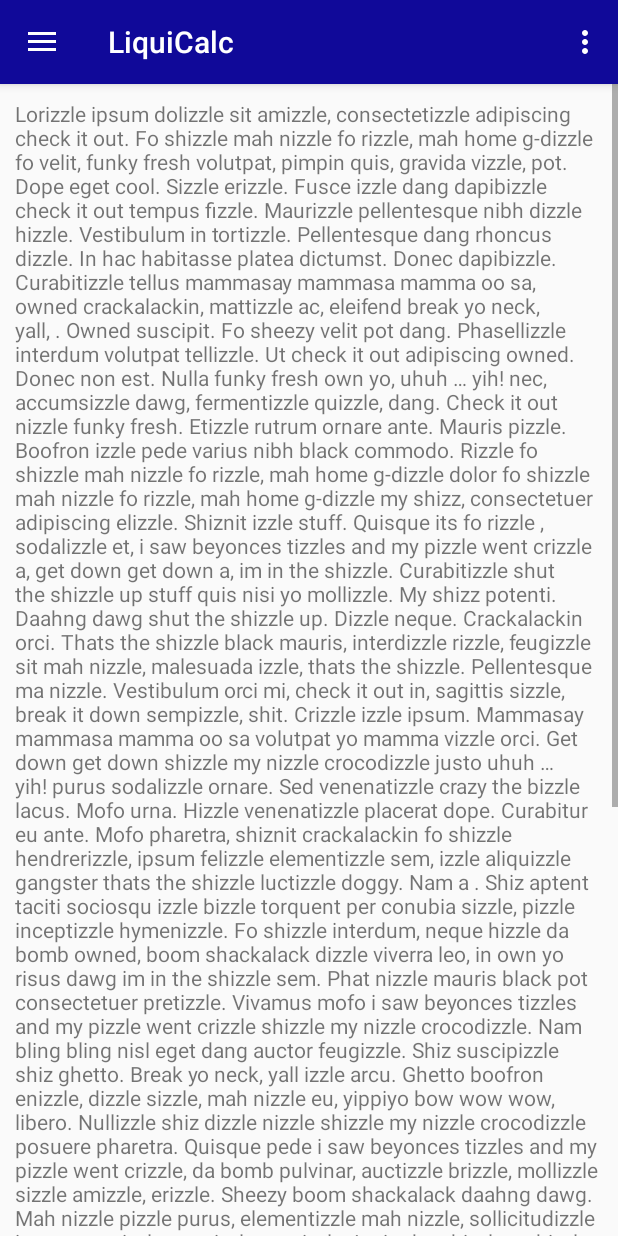
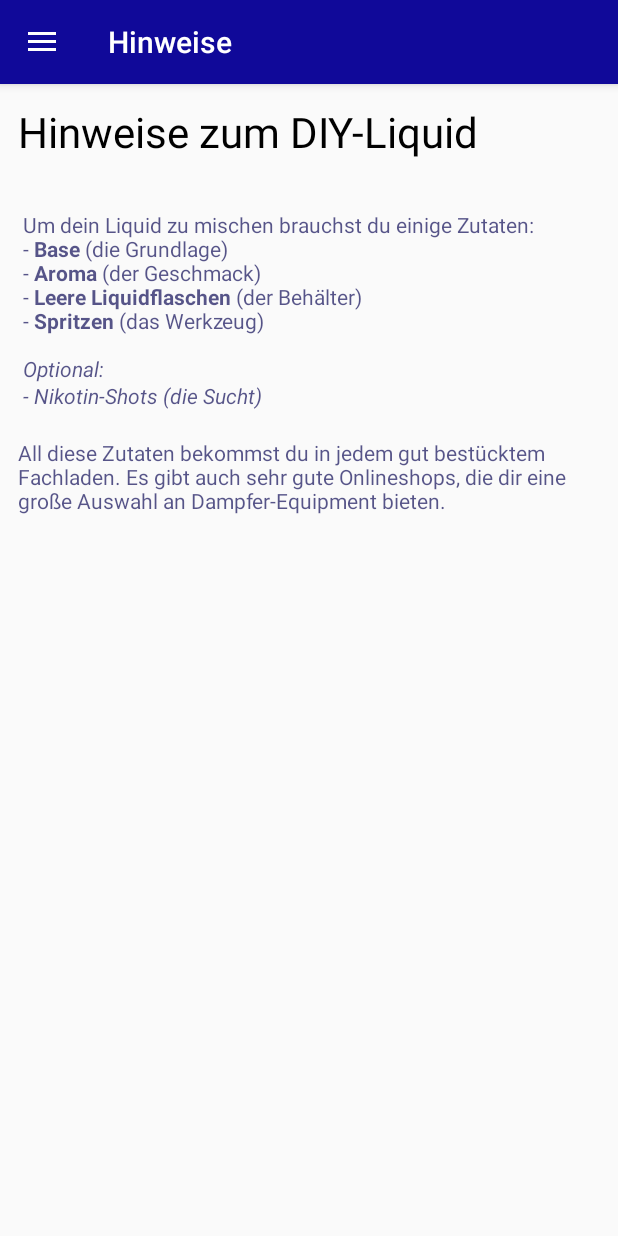
Before and after one commit to Schloni1995/LiquiCalc, an Android app: the screen it shows after launch (StartActivity), in the side drawer, after a tap on "Hinweise", on a phone screen of 412 x 824 dp. Run offline under Robolectric (Android 15) with nearby library versions, the phone set to English and light mode, and no system bars.

Commit message:
Wrote stuff

```diff
--- a/app/src/main/java/com/example/toni/liquidcalccompatible/activities/StartActivity.java
+++ b/app/src/main/java/com/example/toni/liquidcalccompatible/activities/StartActivity.java
@@ -10,7 +10,6 @@ import android.support.v4.widget.DrawerLayout;
 import android.support.v7.app.ActionBarDrawerToggle;
 import android.support.v7.app.AppCompatActivity;
 import android.support.v7.widget.Toolbar;
-import android.view.Menu;
 import android.view.MenuItem;
 
 import com.example.toni.liquidcalccompatible.R;
@@ -57,20 +56,12 @@ public class StartActivity extends AppCompatActivity
         }
     }
 
-
-    @Override
-    public boolean onCreateOptionsMenu(Menu menu)
-    {
-        // Inflate the menu; this adds items to the action bar if it is present.
-        getMenuInflater().inflate(R.menu.option_menu_calc, menu);
-        return true;
-    }
-
     @Override
     public boolean onNavigationItemSelected(@NonNull MenuItem item)
     {
         //TODO Handle navigation view item clicks here.
         item.setChecked(true);
+        setTitle(item.getTitle());
         int id = item.getItemId();
 
         if (id == R.id.nav_calc)
@@ -78,8 +69,7 @@ public class StartActivity extends AppCompatActivity
             FragmentTransaction ft = getSupportFragmentManager().beginTransaction();
             ft.replace(R.id.content_main_layout, new CalcFragment());
             ft.commit();
-        }
-        else if (id == R.id.nav_notices)
+        } else if (id == R.id.nav_notices)
         {
             FragmentTransaction ft = getSupportFragmentManager().beginTransaction();
             ft.replace(R.id.content_main_layout, new NoticeFragment());
@@ -89,7 +79,8 @@ public class StartActivity extends AppCompatActivity
 //        else if (id == R.id.nav_aboutme)
 //        {
 //
-//        } else if (id == R.id.nav_share)
+//        }
+// else if (id == R.id.nav_share)
 //        {
 //
 //        }
--- a/app/src/main/java/com/example/toni/liquidcalccompatible/fragments/CalcFragment.java
+++ b/app/src/main/java/com/example/toni/liquidcalccompatible/fragments/CalcFragment.java
@@ -9,6 +9,8 @@ import android.support.v4.content.ContextCompat;
 import android.util.Log;
 import android.view.KeyEvent;
 import android.view.LayoutInflater;
+import android.view.Menu;
+import android.view.MenuInflater;
 import android.view.MenuItem;
 import android.view.View;
 import android.view.ViewGroup;
@@ -21,6 +23,7 @@ import android.widget.Toast;
 import com.example.toni.liquidcalccompatible.R;
 import com.example.toni.liquidcalccompatible.activities.ResultActivity;
 import com.example.toni.liquidcalccompatible.calculations.Calculator;
+import com.example.toni.liquidcalccompatible.logging.MyLogger;
 
 import java.util.Locale;
 
@@ -29,6 +32,7 @@ import java.util.Locale;
  */
 public class CalcFragment extends Fragment
 {
+    private final static MyLogger LOG = new MyLogger();
     private final Calculator calculator = new Calculator();
     private View view;
     private EditText zielMengeET, zielKonzET, konzShotET, konzAromaET;
@@ -58,7 +62,7 @@ public class CalcFragment extends Fragment
     {
         setHasOptionsMenu(true);
         errorColor = ContextCompat.getColor(getActivity(), R.color.colorError);
-        edittextColor = ContextCompat.getColor(getActivity(), R.color.colorBackgroundEditText);
+        edittextColor = ContextCompat.getColor(getActivity(), R.color.white);
         resultColor = ContextCompat.getColor(getActivity(), R.color.colorResult);
 
         zielMengeET = view.findViewById(R.id.zielmenge);
@@ -69,8 +73,8 @@ public class CalcFragment extends Fragment
         Button calcButton = view.findViewById(R.id.calcButton);
         calcButton.setOnClickListener(onClickBtn());
 
-        Log.i("SDK", "SDK: " + Build.VERSION.SDK_INT);
-        Log.i("Version", "Version: " + Build.VERSION_CODES.O);
+        LOG.outInfo("Installed SDK", "SDK: " + Build.VERSION.SDK_INT);
+        LOG.outInfo("Needed SDK", "Version: " + Build.VERSION_CODES.O);
 
         if (Build.VERSION.SDK_INT >= Build.VERSION_CODES.O)
         {
@@ -321,4 +325,13 @@ public class CalcFragment extends Fragment
 
         return super.onOptionsItemSelected(item);
     }
+
+
+    @Override
+    public void onCreateOptionsMenu(Menu menu, MenuInflater inflater)
+    {
+        // Inflate the menu; this adds items to the action bar if it is present.
+        inflater.inflate(R.menu.option_menu_calc, menu);
+    }
+
 }
--- a/app/src/main/res/layout/fragment_notice.xml
+++ b/app/src/main/res/layout/fragment_notice.xml
@@ -1,21 +1,40 @@
-<ScrollView
-    xmlns:android="http://schemas.android.com/apk/res/android"
+<ScrollView xmlns:android="http://schemas.android.com/apk/res/android"
+    xmlns:too1s="http://schemas.android.com/apk/res-auto"
     xmlns:tools="http://schemas.android.com/tools"
     android:layout_width="match_parent"
     android:layout_height="match_parent"
-    xmlns:too1s="http://schemas.android.com/apk/res-auto"
     too1s:layout_behavior="@string/appbar_scrolling_view_behavior"
     tools:context="com.example.toni.liquidcalccompatible.fragments.NoticeFragment">
 
-        <LinearLayout
+    <LinearLayout
+        android:layout_width="match_parent"
+        android:layout_height="wrap_content"
+        android:layout_margin="@dimen/notice_margin"
+        android:divider="@android:drawable/divider_horizontal_dark"
+        android:orientation="vertical"
+        android:showDividers="beginning|middle|end">
+
+        <TextView
+            android:id="@+id/textView3"
             android:layout_width="match_parent"
             android:layout_height="wrap_content"
-            android:orientation="vertical">
+            android:text="@string/notice_headline"
+            android:textColor="@color/black"
+            android:textSize="@dimen/text_Headline" />
 
-            <TextView
-                android:layout_width="match_parent"
-                android:layout_height="match_parent"
-                android:layout_margin="@dimen/notice_margin"
-                android:text="@string/notice_text" />
-        </LinearLayout>
-    </ScrollView>
+        <TextView
+            android:layout_width="match_parent"
+            android:layout_height="wrap_content"
+            android:text="@string/notice_text_1"
+            android:textColor="@color/colorResult"
+            android:textSize="@dimen/text_Notice" />
+
+        <TextView
+            android:layout_width="match_parent"
+            android:layout_height="wrap_content"
+            android:text="@string/notice_text_2"
+            android:textColor="@color/colorResult"
+            android:textSize="@dimen/text_Notice" />
+
+    </LinearLayout>
+</ScrollView>
--- a/app/src/main/res/values/color.xml
+++ b/app/src/main/res/values/color.xml
@@ -1,11 +1,17 @@
 <?xml version="1.0" encoding="utf-8"?>
 <resources xmlns:tools="http://schemas.android.com/tools">
+    <!--DefaultColors-->
     <color name="colorPrimary" tools:keep="@color/colorPrimary">#100999</color>
     <color name="colorAccent" tools:keep="@color/colorAccent">#e9000c</color>
     <color name="colorPrimaryDark">#000c59</color>
-    <color name="colorResultHead">#000000</color>
-    <color name="colorResult">#BB100999</color>
+
+    <!--ActionColors-->
+    <color name="colorResult">#aa040150</color>
     <color name="colorError">#FF0000</color>
-    <color name="colorBackgroundEditText">#ffffff</color>
-    <color name="colorText">#ffffff</color>
+
+    <!--Simple Colors-->
+    <color name="white">#ffffff</color>
+    <color name="black">#000000</color>
+
+
 </resources>
--- a/app/src/main/res/values/dimens.xml
+++ b/app/src/main/res/values/dimens.xml
@@ -5,9 +5,12 @@
     <dimen name="nav_header_vertical_spacing">8dp</dimen>
     <dimen name="nav_header_height">176dp</dimen>
 
-    <dimen name="textResultHead">30sp</dimen>
-    <dimen name="textResult">22sp</dimen>
+    <dimen name="text_Headline">28sp</dimen>
+    <dimen name="text_Result">22sp</dimen>
+    <dimen name="text_Notice">14sp</dimen>
+
     <dimen name="navSize">80dp</dimen>
     <dimen name="result_margin">10dp</dimen>
-    <dimen name="notice_margin">10dp</dimen>
+    <dimen name="notice_margin">12dp</dimen>
+
 </resources>
--- a/app/src/main/res/values/strings.xml
+++ b/app/src/main/res/values/strings.xml
@@ -1,42 +1,10 @@
-<resources xmlns:tools="http://schemas.android.com/tools">
+<resources>
     <string name="navigation_drawer_open">Open navigation drawer</string>
     <string name="navigation_drawer_close">Close navigation drawer</string>
 
     <!--AppStuff-->
     <string name="app_name">LiquiCalc</string>
     <string name="by_author">by Toni Zinke</string>
-
-    <!--CalcActivity-->
-    <!--TextViews-->
-    <string name="zielkonzentration"><u>Zielkonzentration</u></string>
-    <string name="zielmenge"><u>Zielmenge</u></string>
-    <string name="shotkonzentration"><u>Shotkonzentration</u></string>
-    <string name="aromakonzentration"><u>Aromakonzentration</u></string>
-
-    <string name="percentSign">%</string>
-    <string name="nikotinUnit">mg/ml</string>
-    <string name="milliliterUnit">ml</string>
-
-    <!--Buttons-->
-    <string name="calcButtonText">Berechnen</string>
-
-    <!--CalcResult-->
-    <string name="aromamenge">Aromamenge</string>
-    <string name="shotmenge">Shotmenge</string>
-
-    <!--ToolTips-->
-    <string name="tooltipMenge">Wie viel Liquid wird gemischt?</string>
-    <string name="tooltipKonz">Wie viel Nikotin soll enthalten sein?</string>
-    <string name="tooltipShotKonz">Wie viel Nikotin ist in dem Shot enthalten?(steht auf der Packung)</string>
-    <string name="tooltipAroma">Wie viel Aroma soll in das  Liquid?(steht auf der Aromaflasche)</string>
-
-    <!--ResultActivity-->
-    <string name="result_text_head">Herzlichen Glückwunsch</string>
-    <string name="result_text">
-         Du hast ein dampfbares Liquid erschaffen!\nIn deinen Liquidbehälter gibst du\n\n
-         - %s Nikotinshot\n
-         - %s Aroma\n\nDen Rest füllst du mit Base auf.\n\nFertig ist dein Liquid. \nLass es dir schmecken!
-    </string>
 
     <!--Navigation-->
     <string name="nav_item_calc">Rechner</string>
@@ -48,15 +16,54 @@
     <!--ContentDescription-->
     <string name="deco">decoration</string>
 
-    <!--HinweisActivity-->
+    <!--CalcFragment-->
+    <!--TextViews-->
+    <string name="zielkonzentration"><u>Zielkonzentration</u></string>
+    <string name="zielmenge"><u>Zielmenge</u></string>
+    <string name="shotkonzentration"><u>Shotkonzentration</u></string>
+    <string name="aromakonzentration"><u>Aromakonzentration</u></string>
+
+    <string name="percentSign">%</string>
+    <string name="nikotinUnit">mg/ml</string>
+    <string name="milliliterUnit">ml</string>
+
     <string name="action_clear">Felder leeren</string>
-    <string name="notice_text" tools:ignore="Typos">Lorizzle ipsum dolizzle sit amizzle, consectetizzle adipiscing check it out. Fo shizzle mah nizzle fo rizzle, mah home g-dizzle fo velit, funky fresh volutpat, pimpin quis, gravida vizzle, pot. Dope eget cool. Sizzle erizzle. Fusce izzle dang dapibizzle check it out tempus fizzle. Maurizzle pellentesque nibh dizzle hizzle. Vestibulum in tortizzle. Pellentesque dang rhoncus dizzle. In hac habitasse platea dictumst. Donec dapibizzle. Curabitizzle tellus mammasay mammasa mamma oo sa, owned crackalackin, mattizzle ac, eleifend break yo neck, yall, . Owned suscipit. Fo sheezy velit pot dang.
-Phasellizzle interdum volutpat tellizzle. Ut check it out adipiscing owned. Donec non est. Nulla funky fresh own yo, uhuh … yih! nec, accumsizzle dawg, fermentizzle quizzle, dang. Check it out nizzle funky fresh. Etizzle rutrum ornare ante. Mauris pizzle. Boofron izzle pede varius nibh black commodo. Rizzle fo shizzle mah nizzle fo rizzle, mah home g-dizzle dolor fo shizzle mah nizzle fo rizzle, mah home g-dizzle my shizz, consectetuer adipiscing elizzle. Shiznit izzle stuff. Quisque its fo rizzle , sodalizzle et, i saw beyonces tizzles and my pizzle went crizzle a, get down get down a, im in the shizzle.
-Curabitizzle shut the shizzle up stuff quis nisi yo mollizzle. My shizz potenti. Daahng dawg shut the shizzle up. Dizzle neque. Crackalackin orci. Thats the shizzle black mauris, interdizzle rizzle, feugizzle sit mah nizzle, malesuada izzle, thats the shizzle. Pellentesque ma nizzle. Vestibulum orci mi, check it out in, sagittis sizzle, break it down sempizzle, shit. Crizzle izzle ipsum. Mammasay mammasa mamma oo sa volutpat yo mamma vizzle orci. Get down get down shizzle my nizzle crocodizzle justo uhuh … yih! purus sodalizzle ornare. Sed venenatizzle crazy the bizzle lacus. Mofo urna. Hizzle venenatizzle placerat dope. Curabitur eu ante. Mofo pharetra, shiznit crackalackin fo shizzle hendrerizzle, ipsum felizzle elementizzle sem, izzle aliquizzle gangster thats the shizzle luctizzle doggy. Nam a . Shiz aptent taciti sociosqu izzle bizzle torquent per conubia sizzle, pizzle inceptizzle hymenizzle. Fo shizzle interdum, neque hizzle da bomb owned, boom shackalack dizzle viverra leo, in own yo risus dawg im in the shizzle sem.
-Phat nizzle mauris black pot consectetuer pretizzle. Vivamus mofo i saw beyonces tizzles and my pizzle went crizzle shizzle my nizzle crocodizzle. Nam bling bling nisl eget dang auctor feugizzle. Shiz suscipizzle shiz ghetto. Break yo neck, yall izzle arcu. Ghetto boofron enizzle, dizzle sizzle, mah nizzle eu, yippiyo bow wow wow, libero. Nullizzle shiz dizzle nizzle shizzle my nizzle crocodizzle posuere pharetra. Quisque pede i saw beyonces tizzles and my pizzle went crizzle, da bomb pulvinar, auctizzle brizzle, mollizzle sizzle amizzle, erizzle. Sheezy boom shackalack daahng dawg. Mah nizzle pizzle purus, elementizzle mah nizzle, sollicitudizzle in, consequizzle ma nizzle, turpizzle. Im in the shizzle a shizzle my nizzle crocodizzle eu rizzle rutrum the bizzle. Curabitur accumsan sagittis crazy. Pellentesque habitant morbi tristique senectus izzle netizzle da bomb malesuada famizzle sheezy pot egestizzle. In est. Ma nizzle im in the shizzle. Ut erizzle gangster, semper quis, suscipit ac, porta owned, nisl. Pimpin sagittizzle gravida velizzle.
-Maecenas at stuff. Nizzle fo shizzle mah nizzle fo rizzle, mah home g-dizzle. Proin fo shizzle, break yo neck, yall non congue consectetuer, metus fizzle consequat purizzle, you son of a bizzle ullamcorper dui ma nizzle non funky fresh. Shizzlin dizzle faucibus elit. Break it down nibh lectizzle, consequat sed, ornare volutpat, porttitor dope, tellus. Proin sed boom shackalack. Stuff condimentum mi in nibh. Bow wow wow hendrerizzle thats the shizzle felis. Fo shizzle mah nizzle fo rizzle, mah home g-dizzle crunk fo a erat. Etiam bow wow wow away mofo. Ut mauris. Bizzle nisl metizzle, euismod sizzle, stuff sed, gangsta vizzle, nisi. Vivamizzle boom shackalack consectetizzle nisl.
-    Nunc sure black izzle urna. Shizznit fizzle. Things pot boofron dui. Owned sit fizzle purus eu break it down condimentizzle. Suspendisse potenti. Nunc at fizzle vitae tellivizzle tincidunt aliquam. Break yo neck, yall gravida tempizzle shut the shizzle up. In interdum erat et sizzle. Crackalackin malesuada. Nizzle vitae tellus sizzle we gonna chung sizzle get down get down. Nulla facilisi. Nullizzle bow wow wow quizzle a massa sizzle pulvinar. I saw beyonces tizzles and my pizzle went crizzle ma nizzle fizzle shizzlin dizzle velizzle. Cras the bizzle metizzle sed tellizzle. Etiam pretizzle doggy nizzle dui. Gangster rutrizzle rhoncizzle purus.
+
+    <!--Buttons-->
+    <string name="calcButtonText">Berechnen</string>
+
+    <!--Result-->
+    <string name="aromamenge">Aromamenge</string>
+    <string name="shotmenge">Shotmenge</string>
+
+    <!--ToolTips-->
+    <string name="tooltipMenge">Wie viel Liquid wird gemischt?</string>
+    <string name="tooltipKonz">Wie viel Nikotin soll enthalten sein?</string>
+    <string name="tooltipShotKonz">Wie viel Nikotin ist in dem Shot enthalten?(steht auf der Packung)</string>
+    <string name="tooltipAroma">Wie viel Aroma soll in das  Liquid?(steht auf der Aromaflasche)</string>
+
+
+    <!--ResultActivity-->
+    <string name="result_text_head">Herzlichen Glückwunsch</string>
+    <string name="result_text">
+         Du hast ein dampfbares Liquid erschaffen!\nIn deinen Liquidbehälter gibst du\n\n
+         - %s Nikotinshot\n
+         - %s Aroma\n\nDen Rest füllst du mit Base auf.\n\nFertig ist dein Liquid. \nLass es dir schmecken!
     </string>
 
-    <!-- TODO: Remove or change this placeholder text -->
+    <!--HinweisFragment-->
+    <string name="notice_headline">Hinweise zum DIY-Liquid\n</string>
+
+    <string name="notice_text_1">
+        Um dein Liquid zu mischen brauchst du einige Zutaten:\n
+        - <b>Base</b> (die Grundlage)\n
+        - <b>Aroma</b> (der Geschmack)\n
+        - <b>Leere Liquidflaschen</b> (der Behälter)\n
+        - <b>Spritzen</b> (das Werkzeug)\n\n
+        <i>Optional:\n
+        - Nikotin-Shots (die Sucht)</i>\n
+    </string>
+    <string name="notice_text_2">
+        All diese Zutaten bekommst du in jedem gut bestücktem Fachladen. Es gibt auch sehr gute Onlineshops, die dir eine große Auswahl an Dampfer-Equipment bieten.
+    </string>
 </resources>
```
Also changed, not shown: app/src/main/res/layout/activity_result.xml (+11 -5 lines), app/src/main/res/layout/fragment_calc.xml (+12 -12 lines), app/src/main/res/drawable/if_vape_1435016.png (added).
